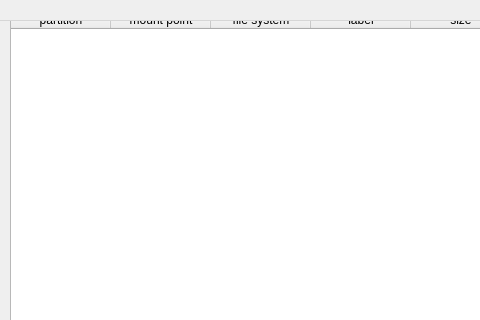
The window that zuluMount-gui/mainwindow.ui (mhogomchungu/zuluCrypt) describes before a commit, drawn with Qt 5; both pictures show x 0 to 480 and y 0 to 320 of the 901 by 477 pixel window.
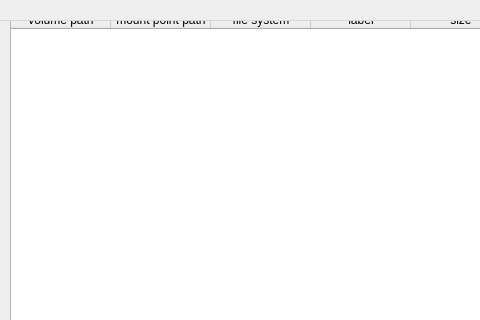
The same window after the commit.

```diff
--- a/zuluMount-gui/mainwindow.ui
+++ b/zuluMount-gui/mainwindow.ui
@@ -48,7 +48,7 @@
     </property>
     <column>
      <property name="text">
-      <string>partition</string>
+      <string>volume path</string>
      </property>
      <property name="textAlignment">
       <set>AlignHCenter|AlignVCenter|AlignCenter</set>
@@ -56,7 +56,7 @@
     </column>
     <column>
      <property name="text">
-      <string>mount point</string>
+      <string>mount point path</string>
      </property>
      <property name="textAlignment">
       <set>AlignHCenter|AlignVCenter|AlignCenter</set>
```
